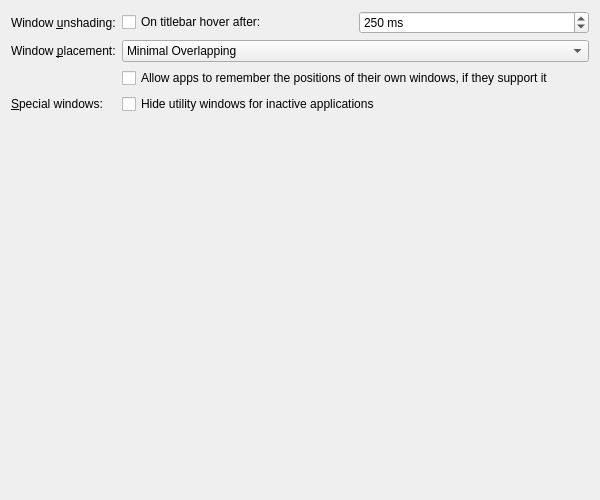
Above: src/kcmkwin/kwinoptions/advanced.ui from KDE/kwin before the change. Below: the same form after it.
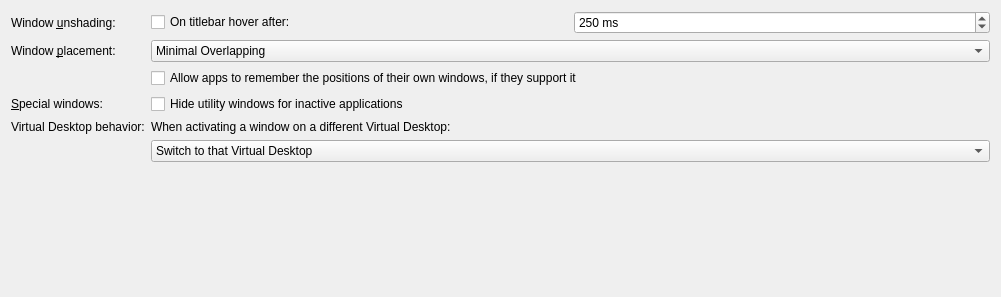
That is the form after the change.

Commit message: Add new option for behavior when window on different desktop is activated

```diff
--- a/src/kcmkwin/kwinoptions/advanced.ui
+++ b/src/kcmkwin/kwinoptions/advanced.ui
@@ -6,8 +6,8 @@
    <rect>
     <x>0</x>
     <y>0</y>
-    <width>600</width>
-    <height>500</height>
+    <width>1001</width>
+    <height>297</height>
    </rect>
   </property>
   <layout class="QFormLayout" name="formLayout">
@@ -142,6 +142,40 @@
      </property>
     </widget>
    </item>
+   <item row="4" column="0">
+    <widget class="QLabel" name="activationDesktopPolicyLabel">
+     <property name="text">
+      <string>Virtual Desktop behavior:</string>
+     </property>
+     <property name="buddy">
+      <cstring>kcfg_ActivationDesktopPolicy</cstring>
+     </property>
+    </widget>
+   </item>
+   <item row="4" column="1">
+    <widget class="QLabel" name="activationDesktopPolicyDescriptionLabel">
+     <property name="text">
+      <string>When activating a window on a different Virtual Desktop:</string>
+     </property>
+    </widget>
+   </item>
+   <item row="5" column="1">
+    <widget class="QComboBox" name="kcfg_ActivationDesktopPolicy">
+     <property name="whatsThis">
+      <string>&lt;html&gt;&lt;head/&gt;&lt;body&gt;&lt;p&gt;This setting controls what happens when an open window located on a Virtual Desktop other than the current one is activated. &lt;/p&gt;&lt;p&gt;&lt;span style=&quot; font-style:italic;&quot;&gt;Switch to other Virtual Desktop&lt;/span&gt; will switch to the Virtual Desktop where the window is currently located. &lt;/p&gt;&lt;p&gt;&lt;span style=&quot; font-style:italic;&quot;&gt;Bring window to current Virtual Desktop&lt;/span&gt; will cause the window to jump to the active Virtual Desktop. &lt;/p&gt;&lt;/body&gt;&lt;/html&gt;</string>
+     </property>
+     <item>
+      <property name="text">
+       <string>Switch to that Virtual Desktop</string>
+      </property>
+     </item>
+     <item>
+      <property name="text">
+       <string>Bring window to current Virtual Desktop</string>
+      </property>
+     </item>
+    </widget>
+   </item>
   </layout>
  </widget>
  <resources/>
```
The commit also changes 7 other files.
